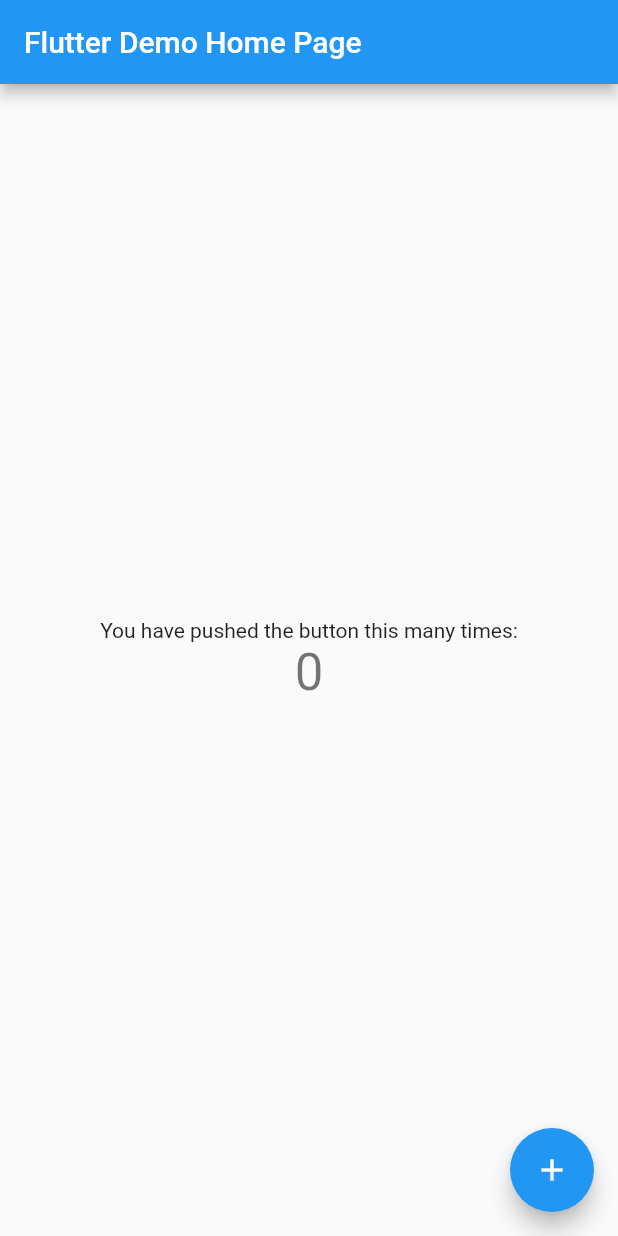
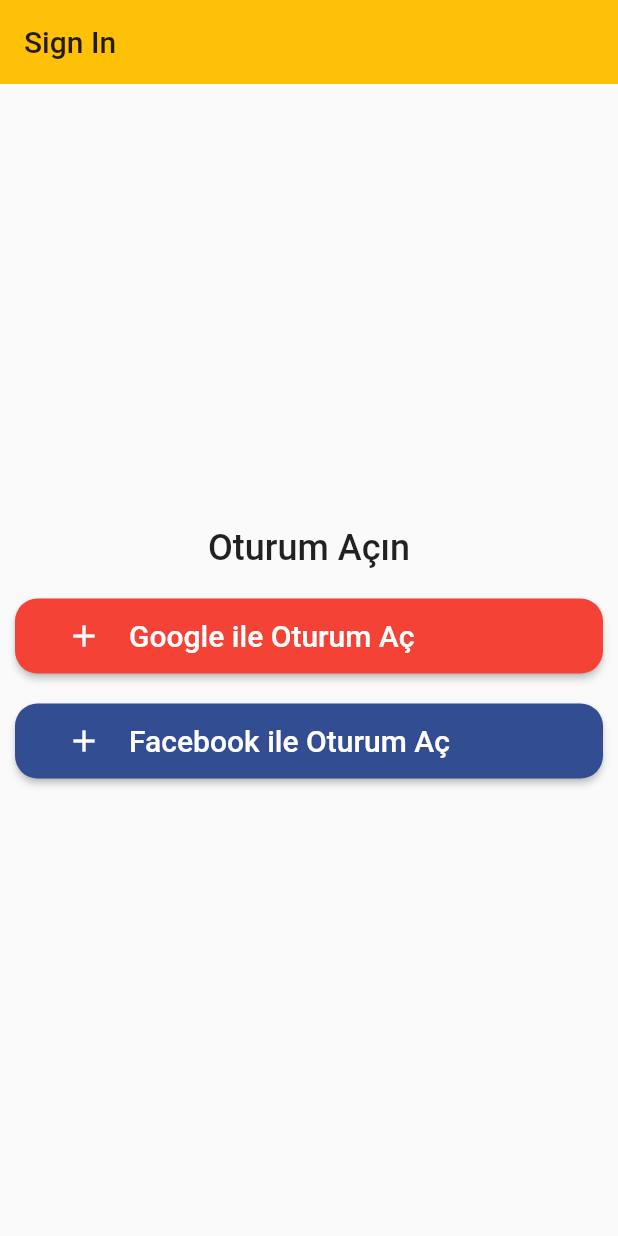
Before and after one commit to HyopeR/LiveChat, a Flutter app: the screen it shows after launch, on a phone screen of 412 x 824 dp. Run offline on Flutter 3.47's test engine with Material 2 defaults, Android fonts, the phone set to English and light mode, and no system bars.

Commit message:
Created sign in page and login button

```diff
--- /dev/null
+++ b/lib/components/common/login_button.dart
@@ -0,0 +1,62 @@
+import 'package:flutter/material.dart';
+
+class LoginButton extends StatelessWidget {
+
+  final String buttonText;
+  final Color buttonColor;
+  final Color textColor;
+  final double textSize;
+  final double buttonRadius;
+  final double buttonHeight;
+  final Widget icon;
+
+  final VoidCallback onPressed;
+
+  const LoginButton({
+    Key key,
+    this.buttonText,
+    this.buttonColor,
+    this.textColor,
+    this.textSize,
+    this.buttonRadius,
+    this.buttonHeight,
+    this.icon,
+    this.onPressed}) : super(key: key);
+
+  @override
+  Widget build(BuildContext context) {
+    return Container(
+      margin: EdgeInsets.symmetric(vertical: 10),
+      height: buttonHeight,
+      child: RaisedButton(
+          color: buttonColor,
+          shape: RoundedRectangleBorder(
+              borderRadius: BorderRadius.all(Radius.circular(buttonRadius))),
+          child: Row(
+            children: [
+              Expanded(
+                flex: 1,
+                child: Container(
+
+                    child: icon,
+
+                )
+              ),
+
+              Expanded(
+                  flex: 5,
+                  child: Container(
+
+                    child: Text(
+                      '${buttonText.toString()}',
+                      style: TextStyle(color: textColor, fontSize: textSize),
+                    ),
+
+                  )
+              )
+            ],
+          ),
+          onPressed: onPressed),
+    );
+  }
+}
--- /dev/null
+++ b/lib/components/pages/sign_in_page.dart
@@ -0,0 +1,61 @@
+import 'package:flutter/material.dart';
+
+import 'package:live_chat/components/common/login_button.dart';
+
+class SignInPage extends StatelessWidget {
+  @override
+  Widget build(BuildContext context) {
+    return Scaffold(
+      appBar: AppBar(
+        title: Text('Sign In'),
+        elevation: 0,
+      ),
+
+      body: Container(
+        padding: EdgeInsets.all(10),
+        child: Column(
+          mainAxisAlignment: MainAxisAlignment.center,
+          mainAxisSize: MainAxisSize.max,
+          crossAxisAlignment: CrossAxisAlignment.stretch,
+          children: [
+
+            Text(
+                'Oturum Açın',
+                textAlign: TextAlign.center,
+                style: TextStyle(fontWeight: FontWeight.w500, fontSize: 24)
+            ),
+
+            SizedBox(height: 10),
+
+            LoginButton(
+              buttonText: 'Google ile Oturum Aç',
+              textColor: Colors.white,
+              textSize: Theme.of(context).textTheme.headline6.fontSize,
+
+              buttonRadius: 15,
+              buttonColor: Colors.red,
+              buttonHeight: 50,
+
+              icon: Icon(Icons.add, color: Colors.white,),
+              onPressed: (){},
+            ),
+
+            LoginButton(
+              buttonText: 'Facebook ile Oturum Aç',
+              textColor: Colors.white,
+              textSize: Theme.of(context).textTheme.headline6.fontSize,
+
+              buttonRadius: 15,
+              buttonColor: Color(0xFF334D92),
+              buttonHeight: 50,
+
+              icon: Icon(Icons.add, color: Colors.white,),
+              onPressed: (){},
+            )
+
+          ],
+        ),
+      ),
+    );
+  }
+}
--- a/lib/main.dart
+++ b/lib/main.dart
@@ -1,117 +1,28 @@
 import 'package:flutter/material.dart';
+
+import 'package:live_chat/components/pages/sign_in_page.dart';
 
 void main() {
   runApp(MyApp());
 }
 
 class MyApp extends StatelessWidget {
-  // This widget is the root of your application.
   @override
   Widget build(BuildContext context) {
     return MaterialApp(
-      title: 'Flutter Demo',
+      debugShowCheckedModeBanner: false,
+      title: 'Live Chat',
+
+      initialRoute: '/',
+      routes: {
+        '/': (context) => SignInPage(),
+      },
+      onUnknownRoute: (RouteSettings settings) => MaterialPageRoute(builder: (context) => SignInPage()),
+
       theme: ThemeData(
-        // This is the theme of your application.
-        //
-        // Try running your application with "flutter run". You'll see the
-        // application has a blue toolbar. Then, without quitting the app, try
-        // changing the primarySwatch below to Colors.green and then invoke
-        // "hot reload" (press "r" in the console where you ran "flutter run",
-        // or simply save your changes to "hot reload" in a Flutter IDE).
-        // Notice that the counter didn't reset back to zero; the application
-        // is not restarted.
-        primarySwatch: Colors.blue,
-        // This makes the visual density adapt to the platform that you run
-        // the app on. For desktop platforms, the controls will be smaller and
-        // closer together (more dense) than on mobile platforms.
+        primarySwatch: Colors.amber,
         visualDensity: VisualDensity.adaptivePlatformDensity,
       ),
-      home: MyHomePage(title: 'Flutter Demo Home Page'),
     );
   }
 }
-
-class MyHomePage extends StatefulWidget {
-  MyHomePage({Key key, this.title}) : super(key: key);
-
-  // This widget is the home page of your application. It is stateful, meaning
-  // that it has a State object (defined below) that contains fields that affect
-  // how it looks.
-
-  // This class is the configuration for the state. It holds the values (in this
-  // case the title) provided by the parent (in this case the App widget) and
-  // used by the build method of the State. Fields in a Widget subclass are
-  // always marked "final".
-
-  final String title;
-
-  @override
-  _MyHomePageState createState() => _MyHomePageState();
-}
-
-class _MyHomePageState extends State<MyHomePage> {
-  int _counter = 0;
-
-  void _incrementCounter() {
-    setState(() {
-      // This call to setState tells the Flutter framework that something has
-      // changed in this State, which causes it to rerun the build method below
-      // so that the display can reflect the updated values. If we changed
-      // _counter without calling setState(), then the build method would not be
-      // called again, and so nothing would appear to happen.
-      _counter++;
-    });
-  }
-
-  @override
-  Widget build(BuildContext context) {
-    // This method is rerun every time setState is called, for instance as done
-    // by the _incrementCounter method above.
-    //
-    // The Flutter framework has been optimized to make rerunning build methods
-    // fast, so that you can just rebuild anything that needs updating rather
-    // than having to individually change instances of widgets.
-    return Scaffold(
-      appBar: AppBar(
-        // Here we take the value from the MyHomePage object that was created by
-        // the App.build method, and use it to set our appbar title.
-        title: Text(widget.title),
-      ),
-      body: Center(
-        // Center is a layout widget. It takes a single child and positions it
-        // in the middle of the parent.
-        child: Column(
-          // Column is also a layout widget. It takes a list of children and
-          // arranges them vertically. By default, it sizes itself to fit its
-          // children horizontally, and tries to be as tall as its parent.
-          //
-          // Invoke "debug painting" (press "p" in the console, choose the
-          // "Toggle Debug Paint" action from the Flutter Inspector in Android
-          // Studio, or the "Toggle Debug Paint" command in Visual Studio Code)
-          // to see the wireframe for each widget.
-          //
-          // Column has various properties to control how it sizes itself and
-          // how it positions its children. Here we use mainAxisAlignment to
-          // center the children vertically; the main axis here is the vertical
-          // axis because Columns are vertical (the cross axis would be
-          // horizontal).
-          mainAxisAlignment: MainAxisAlignment.center,
-          children: <Widget>[
-            Text(
-              'You have pushed the button this many times:',
-            ),
-            Text(
-              '$_counter',
-              style: Theme.of(context).textTheme.headline4,
-            ),
-          ],
-        ),
-      ),
-      floatingActionButton: FloatingActionButton(
-        onPressed: _incrementCounter,
-        tooltip: 'Increment',
-        child: Icon(Icons.add),
-      ), // This trailing comma makes auto-formatting nicer for build methods.
-    );
-  }
-}
```
